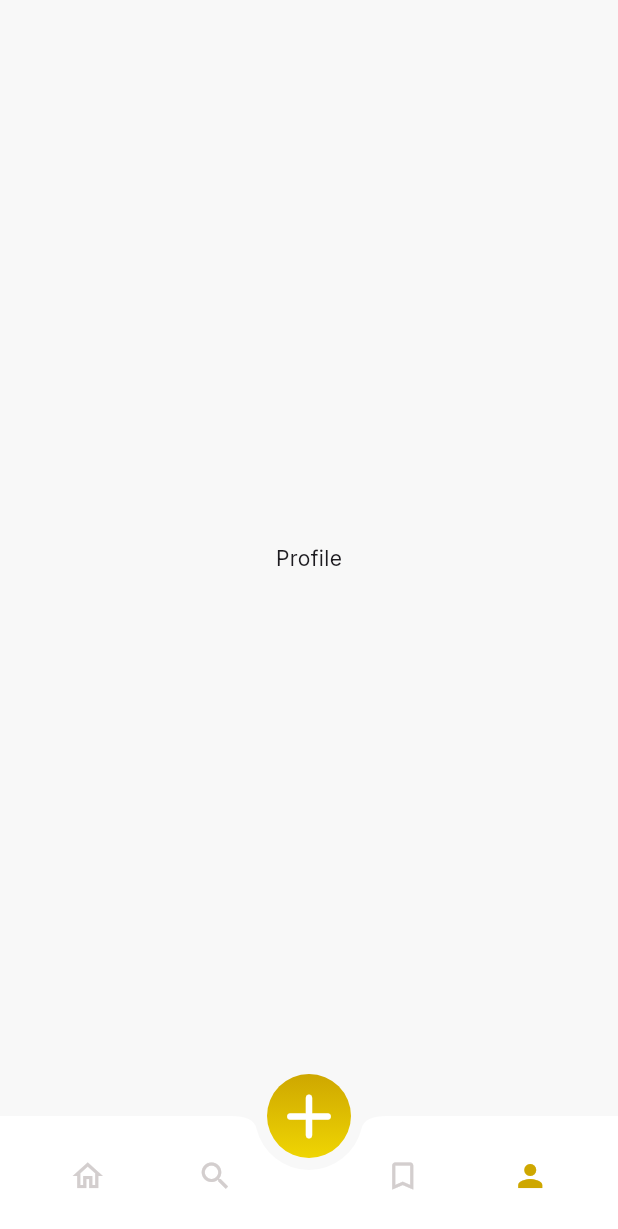
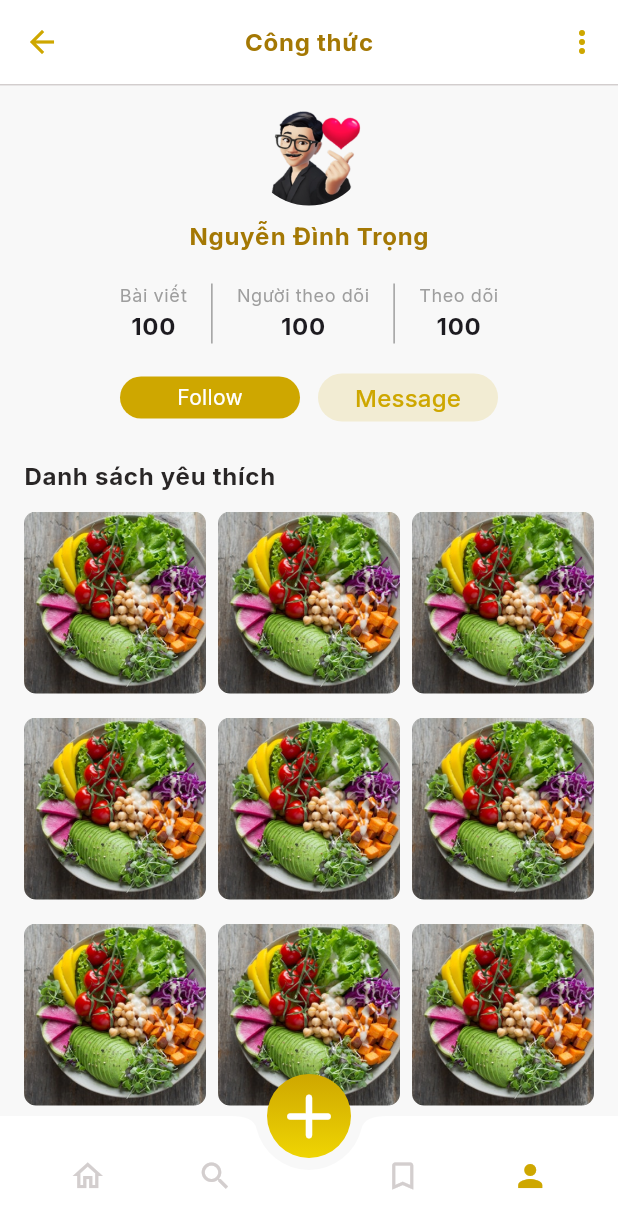
Before and after one commit to danhdelrey/recipe_app, a Flutter app: the ProfilePage screen opened by its route, on a phone screen of 412 x 824 dp. Shown: the top 1229 px of the screen. Run offline on Flutter 3.47's test engine with Material 3 defaults, Android fonts, the phone set to English and light mode, and no system bars; our stand-ins replace get_it, go_router, google_fonts, injectable, ionicons.

Commit message:
Implement profile page UI and add stats row widget
Created a detailed profile page layout with avatar, user info, stats, social buttons, and a grid of favorite items. Added a reusable StatsRow widget for displaying user statistics. Updated saved_page button border radius for consistency.

```diff
--- a/lib/presentation/features/profile/pages/profile_page.dart
+++ b/lib/presentation/features/profile/pages/profile_page.dart
@@ -1,7 +1,160 @@
 import 'package:flutter/material.dart';
+import 'package:recipe_app/core/theme/app_colors.dart';
+import 'package:recipe_app/presentation/features/profile/widgets/stats_row.dart';
 
 class ProfilePage extends StatelessWidget {
   const ProfilePage({super.key});
+
   @override
-  Widget build(BuildContext context) => const Scaffold(body: Center(child: Text('Profile')));
+  Widget build(BuildContext context) {
+    return Scaffold(
+      appBar: AppBar(
+        backgroundColor: Colors.white,
+        leading: IconButton(
+          icon: const Icon(Icons.arrow_back),
+          onPressed: () {},
+          color: Theme.of(context).colorScheme.primary,
+        ),
+        actions: [
+          IconButton(
+            icon: const Icon(Icons.more_vert),
+            onPressed: () {},
+            color: Theme.of(context).colorScheme.primary,
+          ),
+        ],
+        title: Text(
+          'Công thức',
+          style: Theme.of(context).textTheme.bodyLarge?.copyWith(
+            color: PrimaryColors.shade700,
+            fontWeight: FontWeight.bold,
+          ),
+        ),
+        centerTitle: true,
+        bottom: PreferredSize(
+          preferredSize: Size.fromHeight(1.0),
+          child: Divider(
+            height: 1.0,
+            thickness: 1.0,
+            color: NeutralColors.shade300,
+          ),
+        ),
+      ),
+      body: Column(
+        children: [
+          CircleAvatar(
+            radius: 40,
+            backgroundImage: AssetImage('assets/images/avatar.png'),
+            backgroundColor: NeutralColors.shade50,
+          ),
+          const SizedBox(height: 8),
+          Text(
+            'Nguyễn Đình Trọng',
+            style: Theme.of(context).textTheme.bodyLarge?.copyWith(
+              color: PrimaryColors.shade700,
+              fontWeight: FontWeight.bold,
+            ),
+          ),
+          const SizedBox(height: 8),
+          StatsRow(),
+          const SizedBox(height: 8),
+          _buildSocialButtons(context),
+          const SizedBox(height: 24),
+          Padding(
+            padding: const EdgeInsets.symmetric(horizontal: 16.0),
+            child: SizedBox(
+              width: double.infinity,
+              child: Text(
+                'Danh sách yêu thích',
+                style: Theme.of(context).textTheme.bodyLarge?.copyWith(
+                  color: NeutralColors.shade950,
+                  fontWeight: FontWeight.bold,
+                ),
+              ),
+            ),
+          ),
+          const SizedBox(height: 12),
+          Expanded(
+            child: ListView(
+              padding: const EdgeInsets.symmetric(horizontal: 16),
+              children: [
+                GridView.count(
+                  crossAxisCount: 3,
+                  crossAxisSpacing: 8,
+                  mainAxisSpacing: 16,
+                  shrinkWrap: true,
+                  physics:
+                      const NeverScrollableScrollPhysics(), //để ListView cuộn
+                  children: List.generate(29, (index) {
+                    return ClipRRect(
+                      borderRadius: BorderRadius.circular(8),
+                      child: Image.asset(
+                        "assets/images/recent_recipe.png",
+                        fit: BoxFit.cover,
+                      ),
+                    );
+                  }),
+                ),
+              ],
+            ),
+          ),
+        ],
+      ),
+    );
+  }
+
+  Row _buildSocialButtons(BuildContext context) {
+    return Row(
+      mainAxisAlignment: MainAxisAlignment.center,
+      children: [
+        SizedBox(
+          width: 120,
+          child: InkWell(
+            onTap: () {},
+            borderRadius: BorderRadius.circular(1000),
+            child: Container(
+              padding: const EdgeInsets.symmetric(vertical: 4),
+              decoration: BoxDecoration(
+                color: Theme.of(context).colorScheme.primary,
+                borderRadius: BorderRadius.circular(1000),
+              ),
+              child: Center(
+                child: Text(
+                  "Follow",
+                  style: Theme.of(
+                    context,
+                  ).textTheme.bodyMedium?.copyWith(color: Colors.white),
+                  maxLines: 1,
+                  overflow: TextOverflow.ellipsis,
+                ),
+              ),
+            ),
+          ),
+        ),
+        SizedBox(width: 12),
+
+        SizedBox(
+          width: 120,
+          child: InkWell(
+            onTap: () {},
+            borderRadius: BorderRadius.circular(1000),
+            child: Container(
+              padding: const EdgeInsets.symmetric(vertical: 4),
+              decoration: BoxDecoration(
+                borderRadius: BorderRadius.circular(1000),
+                color: MiscellaneousColors.tinted.withValues(alpha: 0.15),
+              ),
+              child: Center(
+                child: Text(
+                  "Message",
+                  style: Theme.of(context).textTheme.titleMedium?.copyWith(
+                    color: Theme.of(context).colorScheme.primary,
+                  ),
+                ),
+              ),
+            ),
+          ),
+        ),
+      ],
+    );
+  }
 }
--- /dev/null
+++ b/lib/presentation/features/profile/widgets/stats_row.dart
@@ -0,0 +1,50 @@
+import 'package:flutter/material.dart';
+import 'package:recipe_app/core/theme/app_colors.dart';
+
+class StatsRow extends StatelessWidget {
+  const StatsRow({super.key});
+
+  Widget _buildItem(BuildContext context, String label, String value) {
+    return Column(
+      mainAxisSize: MainAxisSize.min,
+      children: [
+        Text(
+          label,
+          style: Theme.of(
+            context,
+          ).textTheme.bodySmall?.copyWith(color: Colors.grey),
+        ),
+        Text(
+          value,
+          style: Theme.of(
+            context,
+          ).textTheme.bodyLarge?.copyWith(fontWeight: FontWeight.bold),
+        ),
+      ],
+    );
+  }
+
+  @override
+  Widget build(BuildContext context) {
+    return IntrinsicHeight(
+      child: Padding(
+        padding: const EdgeInsets.all(12.0),
+        child: Row(
+          mainAxisSize: MainAxisSize.min,
+          children: [
+            _buildItem(context, "Bài viết", "100"),
+            _buildDivider(),
+            _buildItem(context, "Người theo dõi", "100"),
+            _buildDivider(),
+            _buildItem(context, "Theo dõi", "100"),
+          ],
+        ),
+      ),
+    );
+  }
+
+  Widget _buildDivider() => Padding(
+    padding: const EdgeInsets.symmetric(horizontal: 16),
+    child: const VerticalDivider(width: 1, thickness: 1, color: Colors.grey),
+  );
+}
--- a/lib/presentation/features/saved/pages/saved_page.dart
+++ b/lib/presentation/features/saved/pages/saved_page.dart
@@ -67,7 +67,7 @@ class SavedPage extends StatelessWidget {
                 Expanded(
                   child: InkWell(
                     onTap: () {},
-                    borderRadius: BorderRadius.circular(10),
+                    borderRadius: BorderRadius.circular(1000),
                     child: Container(
                       padding: const EdgeInsets.symmetric(vertical: 4),
                       decoration: BoxDecoration(
```
